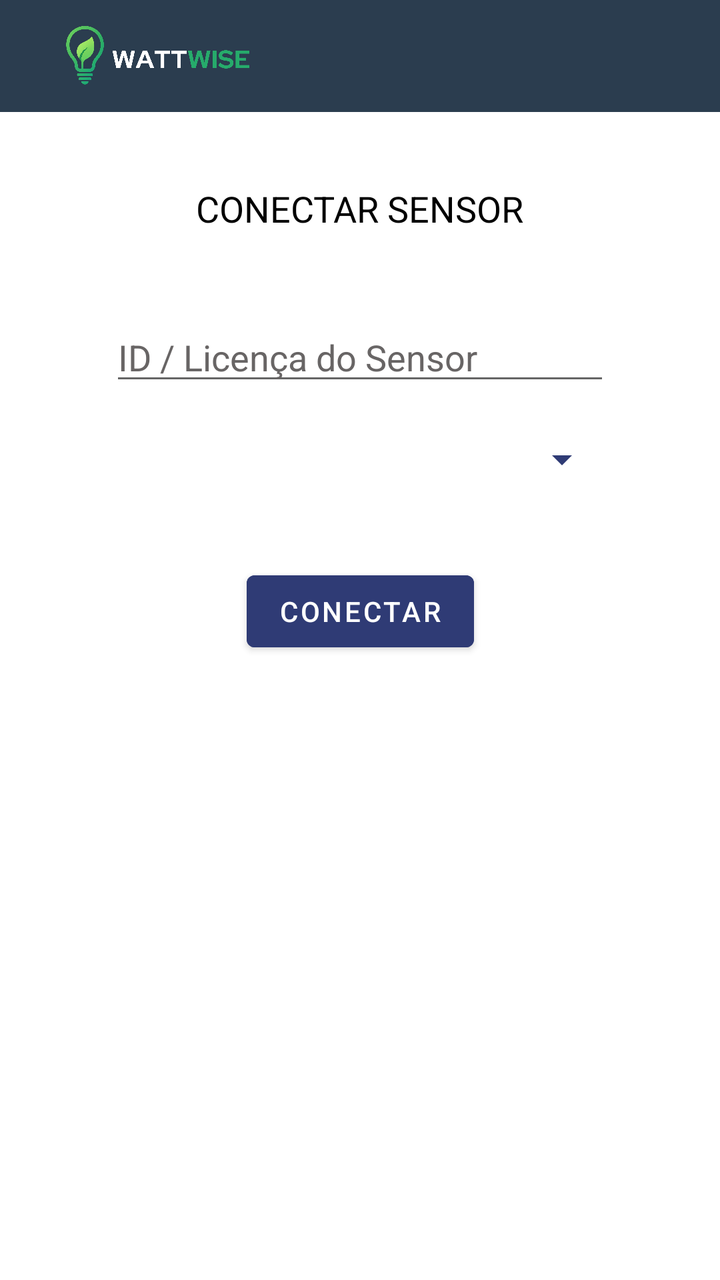
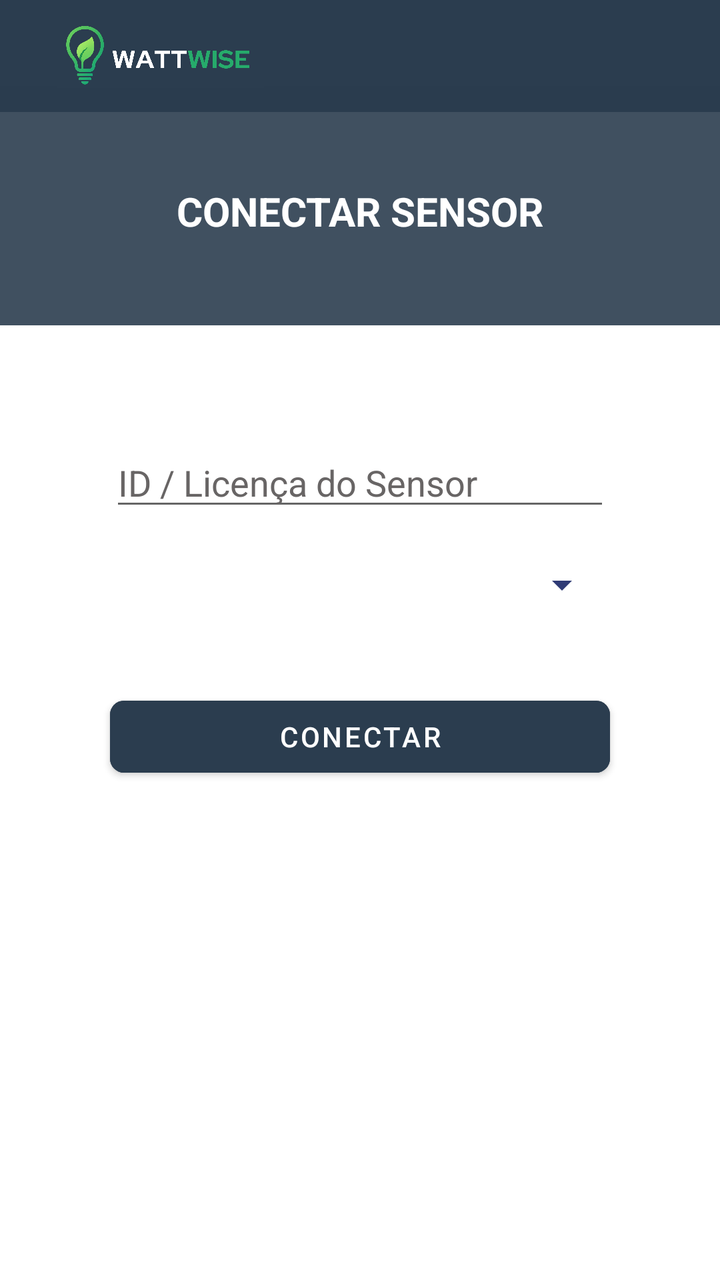

The first picture is an Android layout as it rendered before a commit; the second is the same layout after the commit. The layout source and the unified diff follow.
<!-- AndroidManifest.xml: application theme Theme.WattWiseApp -->
<!-- res/layout/activity_connect_sensor.xml -->
<?xml version="1.0" encoding="utf-8"?>
<androidx.constraintlayout.widget.ConstraintLayout
    xmlns:android="http://schemas.android.com/apk/res/android"
    xmlns:app="http://schemas.android.com/apk/res-auto"
    xmlns:tools="http://schemas.android.com/tools"
    android:id="@+id/main"
    android:layout_width="match_parent"
    android:layout_height="match_parent"
    android:fitsSystemWindows="true"
    android:background="#FFFFFF"
    tools:context=".connectSensor">

    
    <com.google.android.material.appbar.MaterialToolbar
        android:id="@+id/toolbar"
        android:layout_width="0dp"
        android:layout_height="wrap_content"
        android:background="#2B3D4F"
        android:title=""
        android:titleTextColor="@android:color/white"
        app:popupTheme="@style/MenuBranco"
        app:layout_constraintEnd_toEndOf="parent"
        app:layout_constraintStart_toStartOf="parent"
        app:layout_constraintTop_toTopOf="parent" />


    <ImageView
        android:layout_width="120dp"
        android:layout_height="32dp"
        android:layout_gravity="start"
        android:layout_marginStart="-200dp"
        android:scaleType="fitCenter"
        android:src="@drawable/logoo"
        app:layout_constraintBottom_toBottomOf="@+id/toolbar"
        app:layout_constraintEnd_toEndOf="@+id/toolbar"
        app:layout_constraintStart_toStartOf="@+id/toolbar"
        app:layout_constraintTop_toTopOf="parent" />

    <TextView
        android:id="@+id/textView15"
        android:layout_width="wrap_content"
        android:layout_height="wrap_content"
        android:layout_marginTop="36dp"
        android:text="CONECTAR SENSOR"
        android:textColor="#000000"
        android:textSize="18sp"
        app:layout_constraintEnd_toEndOf="parent"
        app:layout_constraintStart_toStartOf="parent"
        app:layout_constraintTop_toBottomOf="@+id/toolbar" />

    <EditText
        android:id="@+id/edtNomeSensor"
        android:layout_width="250dp"
        android:layout_height="wrap_content"
        android:layout_marginTop="40dp"
        android:ems="10"
        android:hint="ID / Licença do Sensor"
        android:inputType="text"
        android:textColor="#000000"
        android:textColorHint="#686565"
        app:layout_constraintEnd_toEndOf="parent"
        app:layout_constraintStart_toStartOf="parent"
        app:layout_constraintTop_toBottomOf="@+id/textView15" />

    <Spinner
        android:id="@+id/spinnerEletros"
        android:layout_width="250dp"
        android:layout_height="wrap_content"
        android:layout_marginTop="20dp"
        android:backgroundTint="#2F3B75"
        android:textColor="#000000"
        app:layout_constraintEnd_toEndOf="parent"
        app:layout_constraintStart_toStartOf="parent"
        app:layout_constraintTop_toBottomOf="@+id/edtNomeSensor" />

    <Button
        android:id="@+id/btnConnectSensor"
        android:layout_width="wrap_content"
        android:layout_height="wrap_content"
        android:layout_marginTop="40dp"
        android:backgroundTint="#2F3B75"
        android:text="Conectar"
        android:textColor="#FFFFFF"
        app:layout_constraintEnd_toEndOf="parent"
        app:layout_constraintStart_toStartOf="parent"
        app:layout_constraintTop_toBottomOf="@+id/spinnerEletros" />

</androidx.constraintlayout.widget.ConstraintLayout>
<!-- resources referenced by this layout -->
<resources>
  <!-- drawable logoo: png bitmap (drawable, 169475 bytes) -->
  <style name="MenuBranco" parent="ThemeOverlay.Material3.Light">
          <item name="colorSurface">#FFFFFF</item>
          <item name="colorOnSurface">#000000</item>
          <item name="android:background">#FFFFFF</item>
      </style>
  <style name="Theme.WattWiseApp" parent="Base.Theme.WattWiseApp" />
  <style name="Base.Theme.WattWiseApp" parent="Theme.MaterialComponents.DayNight.NoActionBar">
          
          
      </style>
</resources>

<!-- the commit's change to res/layout/activity_connect_sensor.xml (unified diff, before → after) -->
@@ -23,6 +23,17 @@
         app:layout_constraintStart_toStartOf="parent"
         app:layout_constraintTop_toTopOf="parent" />
 
+    <ImageView
+        android:id="@+id/imgBackground"
+        android:layout_width="454dp"
+        android:layout_height="133dp"
+        android:scaleType="fitXY"
+        android:src="@drawable/ww"
+        app:layout_constraintBottom_toTopOf="@+id/edtNomeSensor"
+        app:layout_constraintEnd_toEndOf="parent"
+        app:layout_constraintStart_toStartOf="parent"
+        app:layout_constraintTop_toTopOf="parent" />
+
 
     <ImageView
         android:layout_width="120dp"
@@ -42,8 +53,9 @@
         android:layout_height="wrap_content"
         android:layout_marginTop="36dp"
         android:text="CONECTAR SENSOR"
-        android:textColor="#000000"
-        android:textSize="18sp"
+        android:textColor="#FFFFFF"
+        android:textSize="20sp"
+        android:textStyle="bold"
         app:layout_constraintEnd_toEndOf="parent"
         app:layout_constraintStart_toStartOf="parent"
         app:layout_constraintTop_toBottomOf="@+id/toolbar" />
@@ -52,7 +64,7 @@
         android:id="@+id/edtNomeSensor"
         android:layout_width="250dp"
         android:layout_height="wrap_content"
-        android:layout_marginTop="40dp"
+        android:layout_marginTop="100dp"
         android:ems="10"
         android:hint="ID / Licença do Sensor"
         android:inputType="text"
@@ -75,12 +87,13 @@
 
     <Button
         android:id="@+id/btnConnectSensor"
-        android:layout_width="wrap_content"
+        android:layout_width="250dp"
         android:layout_height="wrap_content"
         android:layout_marginTop="40dp"
-        android:backgroundTint="#2F3B75"
+        android:backgroundTint="#2B3D4F"
         android:text="Conectar"
         android:textColor="#FFFFFF"
+        app:cornerRadius="7dp"
         app:layout_constraintEnd_toEndOf="parent"
         app:layout_constraintStart_toStartOf="parent"
         app:layout_constraintTop_toBottomOf="@+id/spinnerEletros" />
<!-- resource entries referenced after the edit -->
@@ -1,6 +1,17 @@
 <!-- resources referenced by this layout -->
 <resources>
   <!-- drawable logoo: png bitmap (drawable, 169475 bytes) -->
+  <!-- drawable ww (drawable) -->
+  <vector xmlns:android="http://schemas.android.com/apk/res/android"
+      android:width="1440dp"
+      android:height="320dp"
+      android:viewportWidth="1440"
+      android:viewportHeight="320">
+    <path
+        android:pathData="M0,224L0,288L1440,288L1440,0L0,0L0,0Z"
+        android:fillColor="#2B3D4F"
+        android:fillAlpha="0.9"/>
+  </vector>
   <style name="MenuBranco" parent="ThemeOverlay.Material3.Light">
           <item name="colorSurface">#FFFFFF</item>
           <item name="colorOnSurface">#000000</item>
